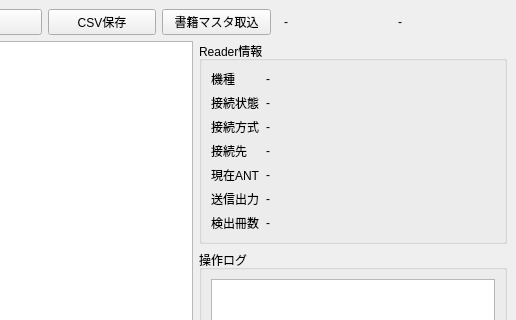
The window that ui/main_window.ui (nccnishioka-arch/uhf_manager) describes before a commit, drawn with Qt 5; both pictures show x 534 to 1050 and y 0 to 320 of the 1050 by 700 pixel window.
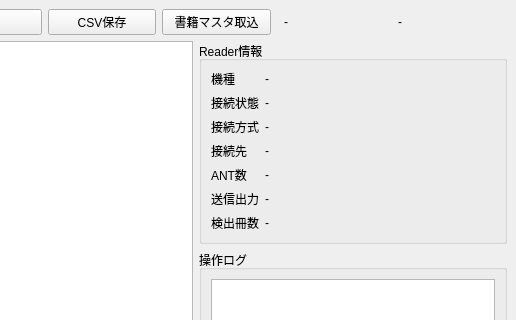
The same window after the commit.

Commit message: Implement EPC deduplication and reader antenna count display

```diff
--- a/ui/main_window.ui
+++ b/ui/main_window.ui
@@ -56,7 +56,7 @@
            <item row="3" column="0"><widget class="QLabel" name="labelReaderTargetTitle"><property name="text"><string>接続先</string></property></widget></item>
            <item row="3" column="1"><widget class="QLabel" name="labelReaderTarget"><property name="text"><string>-</string></property></widget></item>
 
-           <item row="4" column="0"><widget class="QLabel" name="labelReaderAntennaTitle"><property name="text"><string>現在ANT</string></property></widget></item>
+           <item row="4" column="0"><widget class="QLabel" name="labelReaderAntennaTitle"><property name="text"><string>ANT数</string></property></widget></item>
            <item row="4" column="1"><widget class="QLabel" name="labelReaderAntenna"><property name="text"><string>-</string></property></widget></item>
 
            <item row="5" column="0"><widget class="QLabel" name="labelReaderTxPowerTitle"><property name="text"><string>送信出力</string></property></widget></item>
```
The commit also changes 4 other files.
